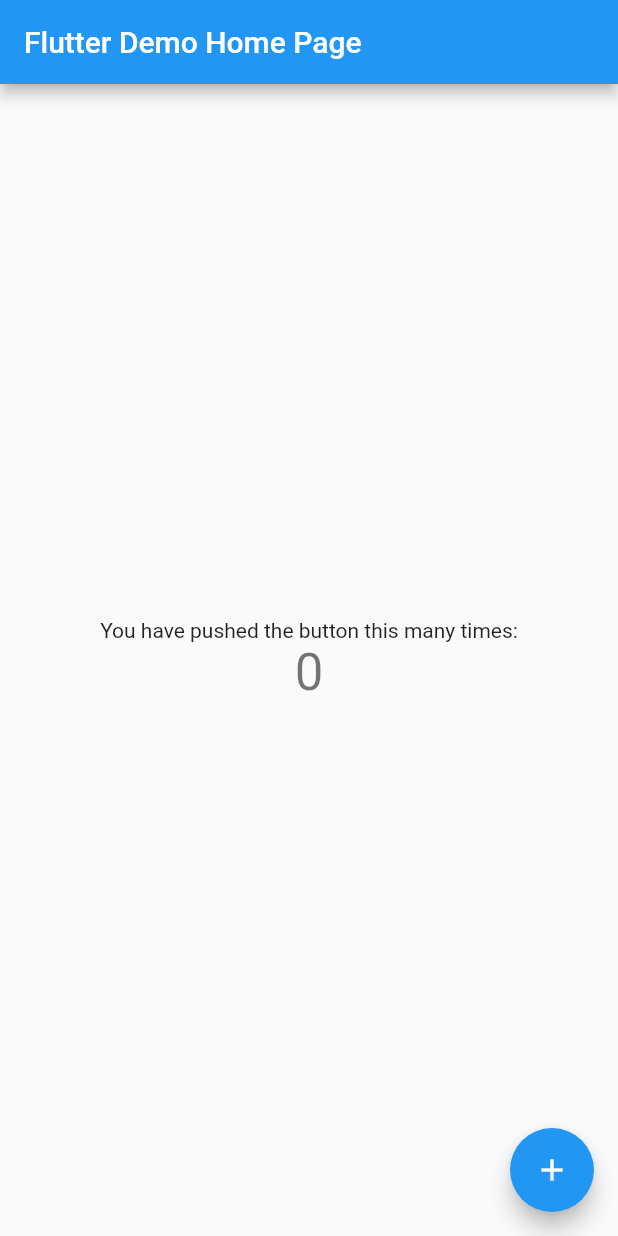
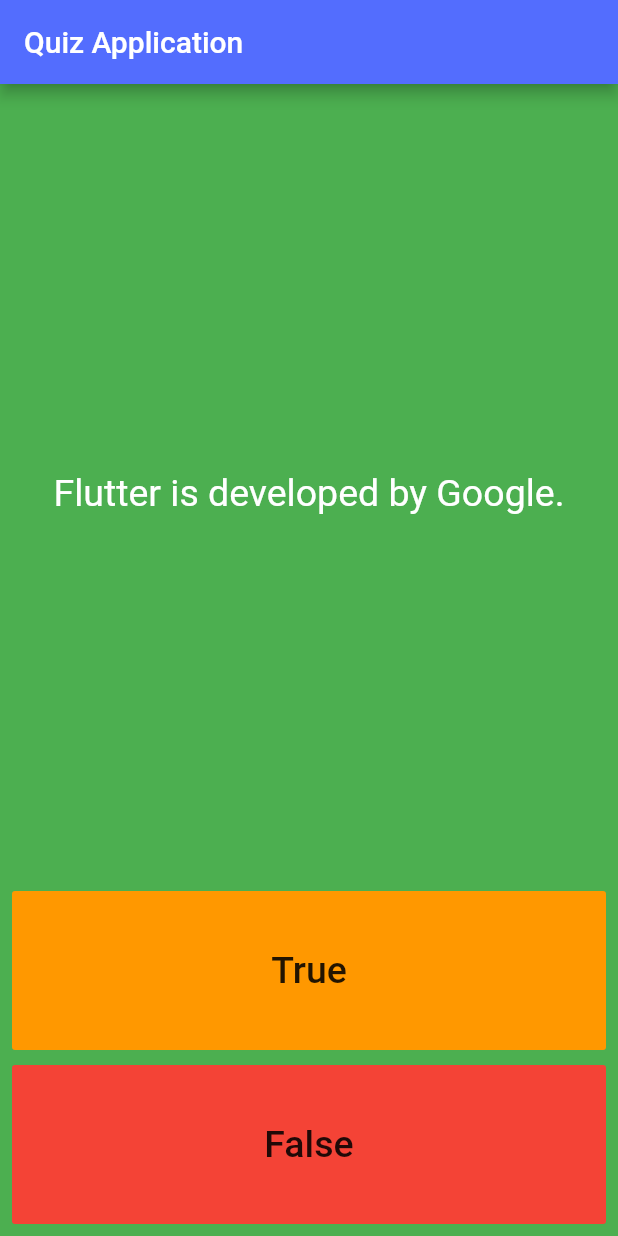
Before and after one commit to haribhakta/QuizApp, a Flutter app: the screen it shows after launch, on a phone screen of 412 x 824 dp. Run offline on Flutter 3.47's test engine with Material 2 defaults, Android fonts, the phone set to English and light mode, and no system bars.

Commit message:
update quiz app

```diff
--- /dev/null
+++ b/lib/controllerquestion.dart
@@ -0,0 +1,39 @@
+import 'package:quiz_app/modelquestions.dart';
+
+class ControllerQuestion {
+  int _qn = 0;
+  List<ModelQuestions> _questions = [
+    ModelQuestions("Flutter is developed by Google.", true),
+    ModelQuestions("Flutter is a type of programming language.", false),
+    ModelQuestions("Dart is type of framework.", false),
+    ModelQuestions("Flutter isnot written by using Dart Language.", false),
+    ModelQuestions(
+        "Flutter is helped to develop web, mobile and desktop apps.", true),
+  ];
+
+  String getquestion() {
+    return _questions[_qn].questiontext;
+  }
+
+  bool getanswer() {
+    return _questions[_qn].answertext;
+  }
+
+  void reset() {
+    _qn = 0;
+  }
+
+  void nextquestion() {
+    if (_qn < _questions.length) {
+      _qn++;
+    }
+  }
+
+  bool isfinished() {
+    if (_qn < _questions.length + 1) {
+      return false;
+    } else {
+      return true;
+    }
+  }
+}
--- a/lib/main.dart
+++ b/lib/main.dart
@@ -1,117 +1,109 @@
 import 'package:flutter/material.dart';
+import 'package:quiz_app/controllerquestion.dart';
 
 void main() {
   runApp(MyApp());
 }
 
 class MyApp extends StatelessWidget {
-  // This widget is the root of your application.
   @override
   Widget build(BuildContext context) {
     return MaterialApp(
-      title: 'Flutter Demo',
-      theme: ThemeData(
-        // This is the theme of your application.
-        //
-        // Try running your application with "flutter run". You'll see the
-        // application has a blue toolbar. Then, without quitting the app, try
-        // changing the primarySwatch below to Colors.green and then invoke
-        // "hot reload" (press "r" in the console where you ran "flutter run",
-        // or simply save your changes to "hot reload" in a Flutter IDE).
-        // Notice that the counter didn't reset back to zero; the application
-        // is not restarted.
-        primarySwatch: Colors.blue,
-        // This makes the visual density adapt to the platform that you run
-        // the app on. For desktop platforms, the controls will be smaller and
-        // closer together (more dense) than on mobile platforms.
-        visualDensity: VisualDensity.adaptivePlatformDensity,
+      home: Scaffold(
+        backgroundColor: Colors.green,
+        appBar: AppBar(
+          title: Text("Quiz Application"),
+          backgroundColor: Colors.indigoAccent,
+        ),
+        body: QuizApp(),
       ),
-      home: MyHomePage(title: 'Flutter Demo Home Page'),
     );
   }
 }
 
-class MyHomePage extends StatefulWidget {
-  MyHomePage({Key key, this.title}) : super(key: key);
-
-  // This widget is the home page of your application. It is stateful, meaning
-  // that it has a State object (defined below) that contains fields that affect
-  // how it looks.
-
-  // This class is the configuration for the state. It holds the values (in this
-  // case the title) provided by the parent (in this case the App widget) and
-  // used by the build method of the State. Fields in a Widget subclass are
-  // always marked "final".
-
-  final String title;
-
+class QuizApp extends StatefulWidget {
   @override
-  _MyHomePageState createState() => _MyHomePageState();
+  _QuizAppState createState() => _QuizAppState();
 }
 
-class _MyHomePageState extends State<MyHomePage> {
-  int _counter = 0;
+class _QuizAppState extends State<QuizApp> {
+  ControllerQuestion cq = new ControllerQuestion();
 
-  void _incrementCounter() {
+  List<Widget> scoreKeper = [];
+
+  void checkAnswer(bool response) {
     setState(() {
-      // This call to setState tells the Flutter framework that something has
-      // changed in this State, which causes it to rerun the build method below
-      // so that the display can reflect the updated values. If we changed
-      // _counter without calling setState(), then the build method would not be
-      // called again, and so nothing would appear to happen.
-      _counter++;
+      if (cq.isfinished() == true) {
+        scoreKeper.clear();
+        cq.reset();
+        //dialog
+      } else {
+        if (response == cq.getanswer()) {
+          scoreKeper.add(Icon(Icons.check, color: Colors.white));
+        } else {
+          scoreKeper.add(Icon(Icons.close, color: Colors.red));
+        }
+        cq.nextquestion();
+      }
     });
   }
 
   @override
   Widget build(BuildContext context) {
-    // This method is rerun every time setState is called, for instance as done
-    // by the _incrementCounter method above.
-    //
-    // The Flutter framework has been optimized to make rerunning build methods
-    // fast, so that you can just rebuild anything that needs updating rather
-    // than having to individually change instances of widgets.
-    return Scaffold(
-      appBar: AppBar(
-        // Here we take the value from the MyHomePage object that was created by
-        // the App.build method, and use it to set our appbar title.
-        title: Text(widget.title),
+    return Padding(
+      padding: const EdgeInsets.all(8.0),
+      child: Column(
+        crossAxisAlignment: CrossAxisAlignment.stretch,
+        mainAxisAlignment: MainAxisAlignment.spaceBetween,
+        children: <Widget>[
+          Expanded(
+            flex: 5,
+            child: Center(
+              child: Text(
+                cq.getquestion(),
+                textAlign: TextAlign.center,
+                style: TextStyle(
+                  fontSize: 25.0,
+                  color: Colors.white,
+                ),
+              ),
+            ),
+          ),
+          Expanded(
+              child: FlatButton(
+            onPressed: () {
+              checkAnswer(true);
+            },
+            child: Text(
+              "True",
+              style: TextStyle(
+                fontSize: 25.0,
+              ),
+            ),
+            color: Colors.orange,
+          )),
+          SizedBox(
+            height: 10.0,
+          ),
+          Expanded(
+            child: FlatButton(
+              onPressed: () {
+                checkAnswer(false);
+              },
+              child: Text(
+                "False",
+                style: TextStyle(
+                  fontSize: 25,
+                ),
+              ),
+              color: Colors.red,
+            ),
+          ),
+          Row(
+            children: scoreKeper,
+          )
+        ],
       ),
-      body: Center(
-        // Center is a layout widget. It takes a single child and positions it
-        // in the middle of the parent.
-        child: Column(
-          // Column is also a layout widget. It takes a list of children and
-          // arranges them vertically. By default, it sizes itself to fit its
-          // children horizontally, and tries to be as tall as its parent.
-          //
-          // Invoke "debug painting" (press "p" in the console, choose the
-          // "Toggle Debug Paint" action from the Flutter Inspector in Android
-          // Studio, or the "Toggle Debug Paint" command in Visual Studio Code)
-          // to see the wireframe for each widget.
-          //
-          // Column has various properties to control how it sizes itself and
-          // how it positions its children. Here we use mainAxisAlignment to
-          // center the children vertically; the main axis here is the vertical
-          // axis because Columns are vertical (the cross axis would be
-          // horizontal).
-          mainAxisAlignment: MainAxisAlignment.center,
-          children: <Widget>[
-            Text(
-              'You have pushed the button this many times:',
-            ),
-            Text(
-              '$_counter',
-              style: Theme.of(context).textTheme.headline4,
-            ),
-          ],
-        ),
-      ),
-      floatingActionButton: FloatingActionButton(
-        onPressed: _incrementCounter,
-        tooltip: 'Increment',
-        child: Icon(Icons.add),
-      ), // This trailing comma makes auto-formatting nicer for build methods.
     );
   }
 }
--- /dev/null
+++ b/lib/modelquestions.dart
@@ -0,0 +1,5 @@
+class ModelQuestions {
+  String questiontext;
+  bool answertext;
+  ModelQuestions(this.questiontext, this.answertext);
+}
```
Also changed, not shown: 1 other file.
